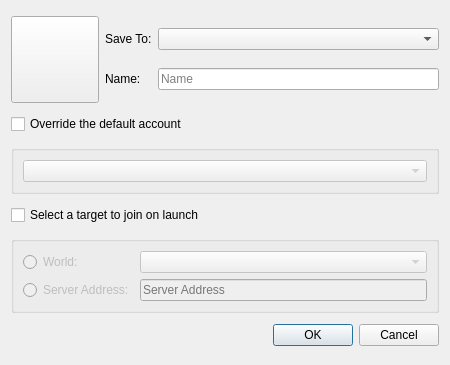
Qt form launcher/ui/dialogs/CreateShortcutDialog.ui (FreesmTeam/FreesmLauncher) before a commit.
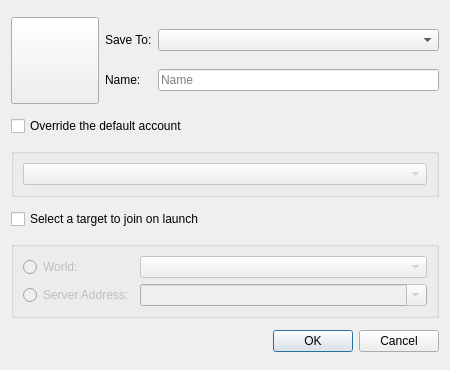
The same form after that commit. Icons and pictures are not drawn.

What changed in the file:
```diff
--- a/launcher/ui/dialogs/CreateShortcutDialog.ui
+++ b/launcher/ui/dialogs/CreateShortcutDialog.ui
@@ -10,7 +10,7 @@
     <x>0</x>
     <y>0</y>
     <width>450</width>
-    <height>365</height>
+    <height>370</height>
    </rect>
   </property>
   <property name="windowTitle">
@@ -161,9 +161,15 @@
        </widget>
       </item>
       <item row="1" column="1">
-       <widget class="QLineEdit" name="serverAddressTextBox">
-        <property name="placeholderText">
-         <string>Server Address</string>
+       <widget class="QComboBox" name="serverAddressBox">
+        <property name="sizePolicy">
+         <sizepolicy hsizetype="Expanding" vsizetype="Fixed">
+          <horstretch>0</horstretch>
+          <verstretch>0</verstretch>
+         </sizepolicy>
+        </property>
+        <property name="editable">
+         <bool>true</bool>
         </property>
        </widget>
       </item>
```
